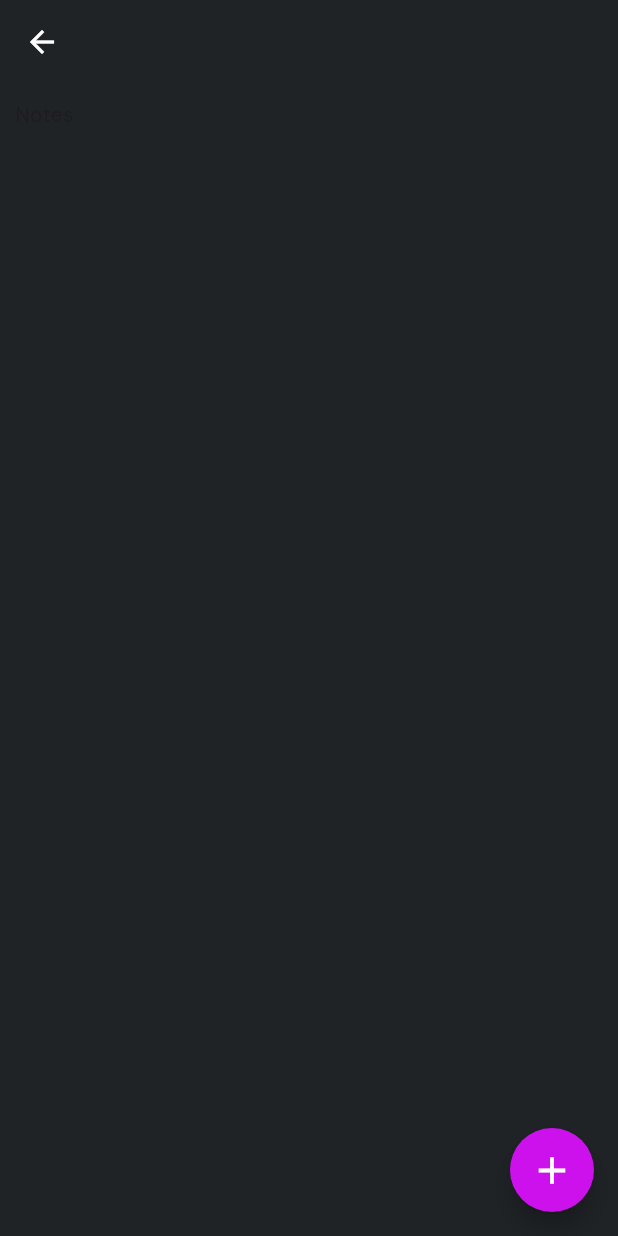
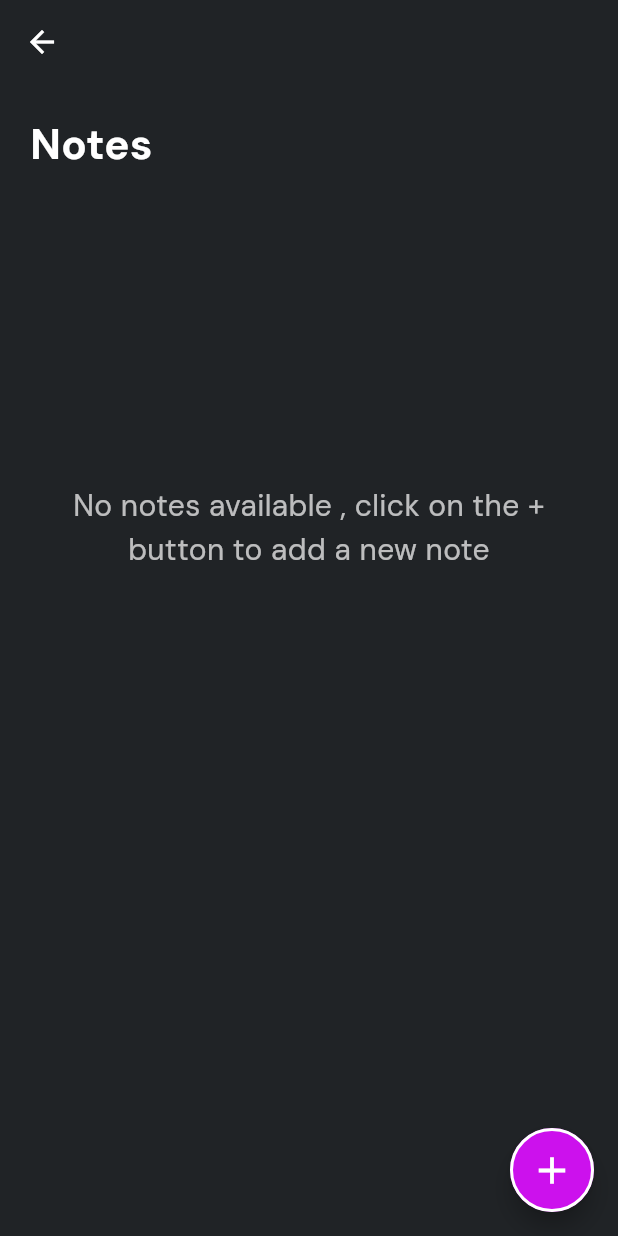
Before and after one commit to ADWx2001/flutter-app-practice, a Flutter app: the NotesPage screen opened by its route, on a phone screen of 412 x 824 dp. Run offline on Flutter 3.47's test engine with Material 3 defaults, Android fonts, the phone set to English and light mode, and no system bars; our stand-ins replace go_router, google_fonts, hive, hive_flutter; accounts and stored records are empty; generated files the repository leaves out were written again.

Commit message:
feat:fetch the category data by name is finished

```diff
--- a/notes_app/lib/pages/notes_page.dart
+++ b/notes_app/lib/pages/notes_page.dart
@@ -2,7 +2,10 @@ import 'package:flutter/material.dart';
 import 'package:notes_app/models/note_model.dart';
 import 'package:notes_app/services/note_servies.dart';
 import 'package:notes_app/utils/colors.dart';
+import 'package:notes_app/utils/constants.dart';
 import 'package:notes_app/utils/router.dart';
+import 'package:notes_app/utils/text_styles.dart';
+import 'package:notes_app/widgets/notes_card.dart';
 
 class NotesPage extends StatefulWidget {
   const NotesPage({super.key});
@@ -53,30 +56,86 @@ class _NotesPageState extends State<NotesPage> {
       appBar: AppBar(
         automaticallyImplyLeading: false,
         leading: IconButton(
+          icon: const Icon(Icons.arrow_back),
           onPressed: () {
-            AppRouter.router.push("/");
-           },
-          icon: const Icon(Icons.arrow_back),
-          color: AppColors.aWhiteColor,
-
+            AppRouter.router.go(
+              "/",
+            );
+          },
         ),
       ),
+
       floatingActionButton: FloatingActionButton(
-        onPressed: () {},
+        onPressed: (){},
         shape: RoundedRectangleBorder(
-          borderRadius: BorderRadius.circular(100),
-        ),
+            borderRadius: const BorderRadius.all(
+              Radius.circular(100),
+            ),
+            side: BorderSide(
+              color: AppColors.aWhiteColor,
+              width: 2,
+            )),
+        backgroundColor: AppColors.aFabColor,
         child: Icon(
           Icons.add,
           color: AppColors.aWhiteColor,
           size: 30,
         ),
       ),
-      body: const Padding(
-        padding: EdgeInsets.all(10),
+      body: Padding(
+        padding: const EdgeInsets.all(
+          AppConstants.aDefaultPadding,
+        ),
         child: Column(
+          crossAxisAlignment: CrossAxisAlignment.start,
           children: [
-            Text("Notes")
+            const Text(
+              'Notes',
+              style: AppTextStyles.appTitle,
+            ),
+            const SizedBox(height: 30),
+            allNotes.isEmpty
+                ? SizedBox(
+                    height: MediaQuery.of(context).size.height * 0.5,
+                    child: Center(
+                      child: Text(
+                        "No notes available , click on the + button to add a new note",
+                        style: TextStyle(
+                          color: AppColors.aWhiteColor.withOpacity(0.7),
+                          fontSize: 20,
+                        ),
+                        textAlign: TextAlign.center,
+                      ),
+                    ),
+                  )
+                : GridView.builder(
+                    shrinkWrap: true,
+                    physics: const NeverScrollableScrollPhysics(),
+                    gridDelegate:
+                        const SliverGridDelegateWithFixedCrossAxisCount(
+                      crossAxisCount: 2,
+                      crossAxisSpacing: AppConstants.aDefaultPadding,
+                      mainAxisSpacing: AppConstants.aDefaultPadding,
+                      childAspectRatio: 6 / 4,
+                    ),
+                    itemCount: notesByCategory.length,
+                    itemBuilder: (context, index) {
+                      return InkWell(
+                        onTap: () {
+                          //go to notes by category
+                          AppRouter.router.push(
+                            "/category",
+                            extra: notesByCategory.keys.elementAt(index),
+                          );
+                        },
+                        child: NotesCard(
+                          noteCategory: notesByCategory.keys.elementAt(index),
+                          noOfNotes:
+                              notesByCategory.values.elementAt(index).length,
+                        ),
+                      );
+                    },
+                  ),
           ],
         ),
       ),
--- a/notes_app/lib/services/note_servies.dart
+++ b/notes_app/lib/services/note_servies.dart
@@ -70,4 +70,17 @@ class NoteServies {
     return notesByCategory;
   }
 
+  //Method to get the notes according to the category
+  Future <List<Note>> getNoteByCategoryName (String category) async{
+    final dynamic allNotes = await _myBox.get("notes");
+    final List<Note> notes = [];
+
+    for(final note in allNotes){
+      if(note.category == category){
+        notes.add(note);
+      }
+    }
+    return notes;
+  }
+
 }
--- a/notes_app/lib/utils/router.dart
+++ b/notes_app/lib/utils/router.dart
@@ -1,6 +1,7 @@
 import 'package:flutter/material.dart';
 import 'package:go_router/go_router.dart';
 import 'package:notes_app/pages/home_page.dart';
+import 'package:notes_app/pages/notes_by_category.dart';
 import 'package:notes_app/pages/notes_page.dart';
 import 'package:notes_app/pages/todo_page.dart';
 
@@ -31,6 +32,16 @@ class AppRouter{
 
       //go to todo page
       GoRoute(
+        name: "category",
+        path: '/category',
+        builder: (context, state) {
+          final String category = state.extra as String;
+          return NotesByCategory(category: category);
+        },
+      ),
+
+      //go to category page by name
+      GoRoute(
         name: "todo",
         path: '/todos',
         builder: (context, state) {
```
Also changed, not shown: notes_app/lib/pages/notes_by_category.dart (added, +42 -0 lines), notes_app/lib/widgets/notes_card.dart (added, +50 -0 lines).
